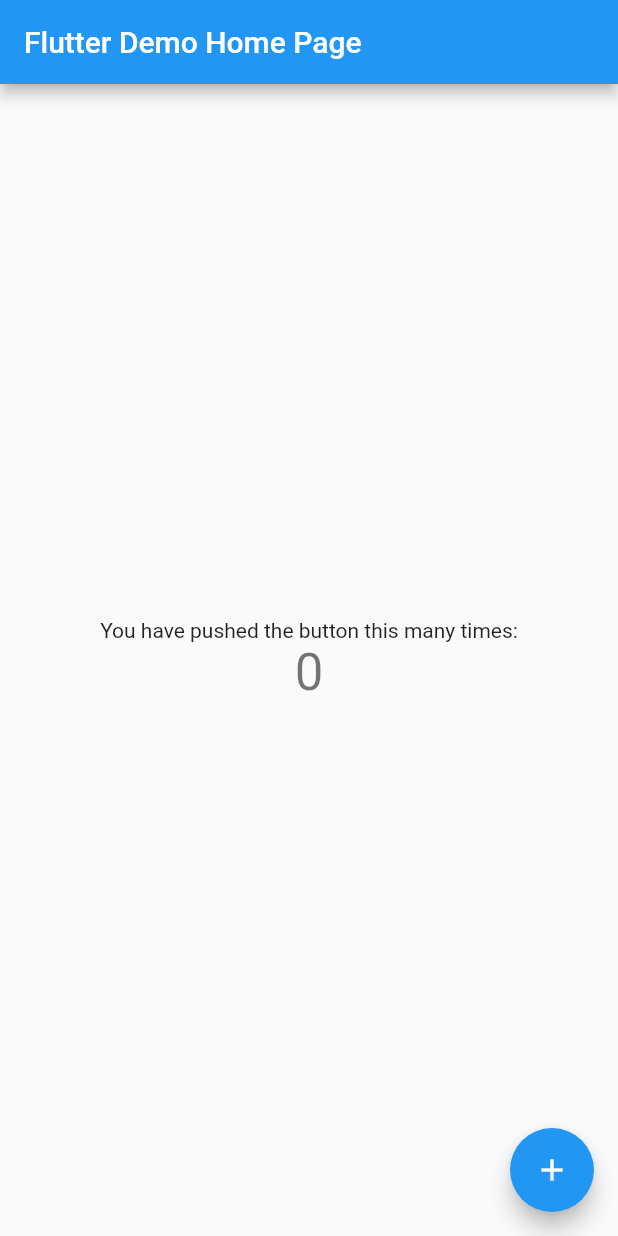
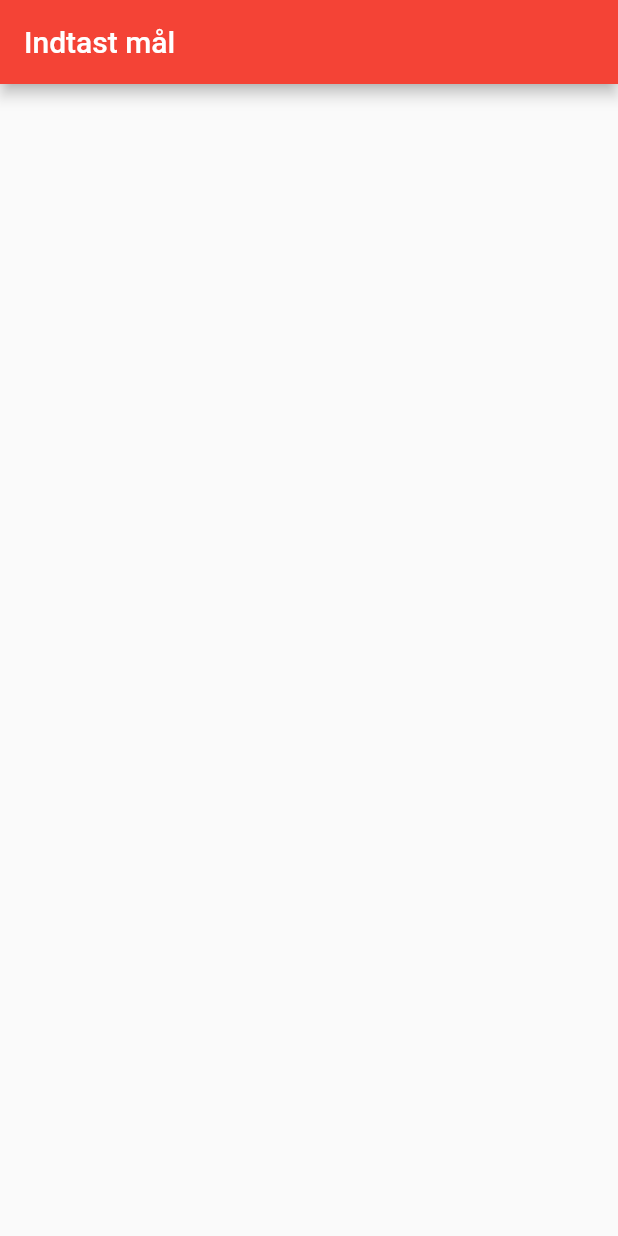
Before and after one commit to tdybda17/flutter_sizeguide, a Flutter app: the screen it shows after launch, on a phone screen of 412 x 824 dp. Run offline on Flutter 3.47's test engine with Material 2 defaults, Android fonts, the phone set to English and light mode, and no system bars.

Commit message:
Lavet på start skærmen

```diff
--- a/lib/main.dart
+++ b/lib/main.dart
@@ -1,111 +1,18 @@
 import 'package:flutter/material.dart';
+import 'package:flutter_sizeguide/screens/start_screen.dart';
 
 void main() => runApp(MyApp());
 
 class MyApp extends StatelessWidget {
-  // This widget is the root of your application.
+  final String _title = 'Indtast mål';
   @override
   Widget build(BuildContext context) {
     return MaterialApp(
-      title: 'Flutter Demo',
+      title: _title,
       theme: ThemeData(
-        // This is the theme of your application.
-        //
-        // Try running your application with "flutter run". You'll see the
-        // application has a blue toolbar. Then, without quitting the app, try
-        // changing the primarySwatch below to Colors.green and then invoke
-        // "hot reload" (press "r" in the console where you ran "flutter run",
-        // or simply save your changes to "hot reload" in a Flutter IDE).
-        // Notice that the counter didn't reset back to zero; the application
-        // is not restarted.
-        primarySwatch: Colors.blue,
+        primarySwatch: Colors.red,
       ),
-      home: MyHomePage(title: 'Flutter Demo Home Page'),
+      home: StartScreen(_title),
     );
   }
 }
-
-class MyHomePage extends StatefulWidget {
-  MyHomePage({Key key, this.title}) : super(key: key);
-
-  // This widget is the home page of your application. It is stateful, meaning
-  // that it has a State object (defined below) that contains fields that affect
-  // how it looks.
-
-  // This class is the configuration for the state. It holds the values (in this
-  // case the title) provided by the parent (in this case the App widget) and
-  // used by the build method of the State. Fields in a Widget subclass are
-  // always marked "final".
-
-  final String title;
-
-  @override
-  _MyHomePageState createState() => _MyHomePageState();
-}
-
-class _MyHomePageState extends State<MyHomePage> {
-  int _counter = 0;
-
-  void _incrementCounter() {
-    setState(() {
-      // This call to setState tells the Flutter framework that something has
-      // changed in this State, which causes it to rerun the build method below
-      // so that the display can reflect the updated values. If we changed
-      // _counter without calling setState(), then the build method would not be
-      // called again, and so nothing would appear to happen.
-      _counter++;
-    });
-  }
-
-  @override
-  Widget build(BuildContext context) {
-    // This method is rerun every time setState is called, for instance as done
-    // by the _incrementCounter method above.
-    //
-    // The Flutter framework has been optimized to make rerunning build methods
-    // fast, so that you can just rebuild anything that needs updating rather
-    // than having to individually change instances of widgets.
-    return Scaffold(
-      appBar: AppBar(
-        // Here we take the value from the MyHomePage object that was created by
-        // the App.build method, and use it to set our appbar title.
-        title: Text(widget.title),
-      ),
-      body: Center(
-        // Center is a layout widget. It takes a single child and positions it
-        // in the middle of the parent.
-        child: Column(
-          // Column is also a layout widget. It takes a list of children and
-          // arranges them vertically. By default, it sizes itself to fit its
-          // children horizontally, and tries to be as tall as its parent.
-          //
-          // Invoke "debug painting" (press "p" in the console, choose the
-          // "Toggle Debug Paint" action from the Flutter Inspector in Android
-          // Studio, or the "Toggle Debug Paint" command in Visual Studio Code)
-          // to see the wireframe for each widget.
-          //
-          // Column has various properties to control how it sizes itself and
-          // how it positions its children. Here we use mainAxisAlignment to
-          // center the children vertically; the main axis here is the vertical
-          // axis because Columns are vertical (the cross axis would be
-          // horizontal).
-          mainAxisAlignment: MainAxisAlignment.center,
-          children: <Widget>[
-            Text(
-              'You have pushed the button this many times:',
-            ),
-            Text(
-              '$_counter',
-              style: Theme.of(context).textTheme.headline4,
-            ),
-          ],
-        ),
-      ),
-      floatingActionButton: FloatingActionButton(
-        onPressed: _incrementCounter,
-        tooltip: 'Increment',
-        child: Icon(Icons.add),
-      ), // This trailing comma makes auto-formatting nicer for build methods.
-    );
-  }
-}
--- /dev/null
+++ b/lib/screens/start_screen.dart
@@ -0,0 +1,20 @@
+
+import 'package:flutter/material.dart';
+
+class StartScreen extends StatelessWidget {
+  final String _title;
+
+  StartScreen(this._title);
+
+  @override
+  Widget build(BuildContext context) {
+    return Scaffold(
+        appBar: AppBar(
+          // Here we take the value from the MyHomePage object that was created by
+          // the App.build method, and use it to set our appbar title.
+          title: Text(_title),
+        ),
+        body: Center(),
+    );
+  }
+}
```
Also changed, not shown: lib/backend/costumer_info.dart (added, +20 -0 lines), lib/screens/result_screen.dart (added).
